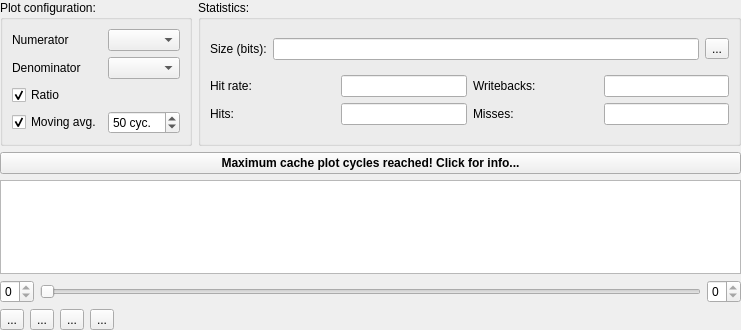
This is src/cachesim/cacheplotwidget.ui in mortbopet/Ripes as Qt 5 draws it before an edit. The edited form follows.
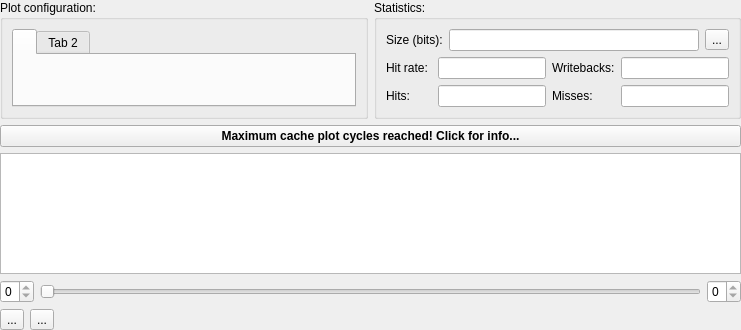
This is the edited form. Custom widgets are drawn as their Qt base class.

Commit message: Allow superimposing multiple cache plots

Patch:
```diff
--- a/src/cachesim/cacheplotwidget.ui
+++ b/src/cachesim/cacheplotwidget.ui
@@ -37,70 +37,21 @@
          </property>
          <layout class="QGridLayout" name="gridLayout_4">
           <item row="0" column="0">
-           <layout class="QGridLayout" name="gridLayout_2">
-            <item row="3" column="1">
-             <widget class="QCheckBox" name="showMAvg">
-              <property name="text">
-               <string>Moving avg.</string>
-              </property>
-              <property name="checked">
-               <bool>true</bool>
-              </property>
-             </widget>
-            </item>
-            <item row="1" column="1">
-             <widget class="QLabel" name="label_2">
-              <property name="text">
-               <string>Denominator</string>
-              </property>
-             </widget>
-            </item>
-            <item row="0" column="1">
-             <widget class="QLabel" name="label">
-              <property name="text">
-               <string>Numerator</string>
-              </property>
-             </widget>
-            </item>
-            <item row="1" column="2">
-             <widget class="QComboBox" name="den"/>
-            </item>
-            <item row="3" column="2">
-             <widget class="QSpinBox" name="windowCycles">
-              <property name="enabled">
-               <bool>true</bool>
-              </property>
-              <property name="suffix">
-               <string> cyc.</string>
-              </property>
-              <property name="minimum">
-               <number>1</number>
-              </property>
-              <property name="maximum">
-               <number>999</number>
-              </property>
-              <property name="value">
-               <number>50</number>
-              </property>
-             </widget>
-            </item>
-            <item row="0" column="2">
-             <widget class="QComboBox" name="num"/>
-            </item>
-            <item row="2" column="1">
-             <widget class="QCheckBox" name="showRatio">
-              <property name="toolTip">
-               <string>Show/hide the ratio (numerator/denominator) plot</string>
-              </property>
-              <property name="text">
-               <string>Ratio</string>
-              </property>
-              <property name="checked">
-               <bool>true</bool>
-              </property>
-             </widget>
-            </item>
-           </layout>
+           <widget class="QTabWidget" name="plotConfigs">
+            <property name="currentIndex">
+             <number>0</number>
+            </property>
+            <widget class="QWidget" name="tab">
+             <attribute name="title">
+              <string/>
+             </attribute>
+            </widget>
+            <widget class="QWidget" name="tab_2">
+             <attribute name="title">
+              <string>Tab 2</string>
+             </attribute>
+            </widget>
+           </widget>
           </item>
          </layout>
         </widget>
@@ -327,20 +278,6 @@
      </item>
      <item>
       <layout class="QHBoxLayout" name="horizontalLayout_2">
-       <item>
-        <widget class="QToolButton" name="ratioCursor">
-         <property name="text">
-          <string>...</string>
-         </property>
-        </widget>
-       </item>
-       <item>
-        <widget class="QToolButton" name="mavgCursor">
-         <property name="text">
-          <string>...</string>
-         </property>
-        </widget>
-       </item>
        <item>
         <widget class="QToolButton" name="copyData">
          <property name="text">
```
The commit also changes 8 other files.
